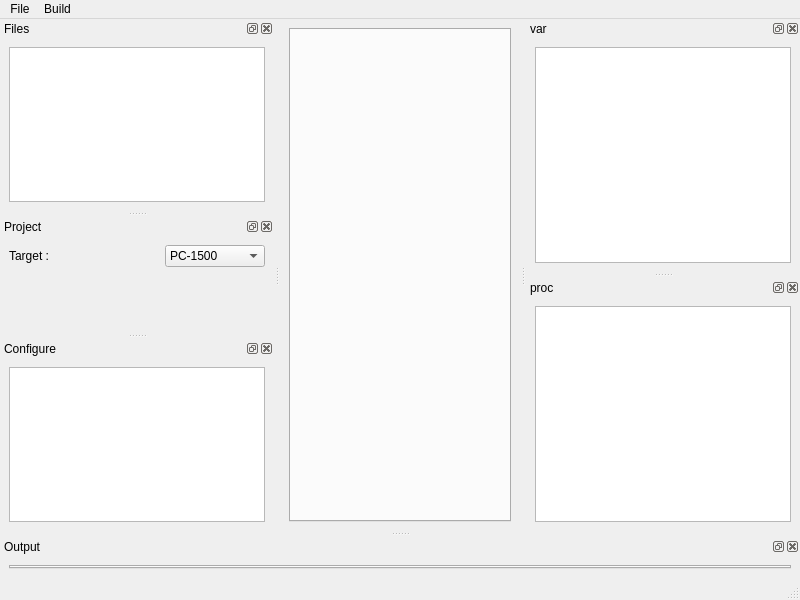
TheProjecter/pockemul, file ui/windowide.ui: the form before one commit.
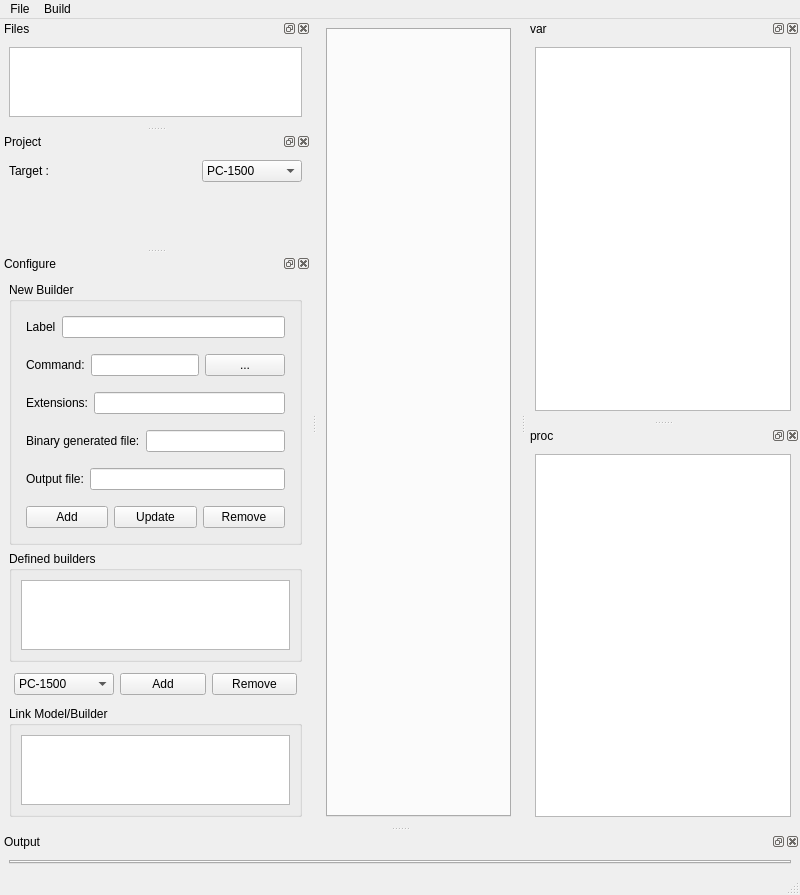
The form after the commit. Icons and pictures are not drawn.

What changed in the file:
```diff
--- a/ui/windowide.ui
+++ b/ui/windowide.ui
@@ -7,7 +7,7 @@
     <x>0</x>
     <y>0</y>
     <width>800</width>
-    <height>600</height>
+    <height>701</height>
    </rect>
   </property>
   <property name="windowTitle">
@@ -332,7 +332,344 @@
    <widget class="QWidget" name="dockWidgetContents_6">
     <layout class="QVBoxLayout" name="verticalLayout_5">
      <item>
-      <widget class="QListWidget" name="listWidget"/>
+      <widget class="QGroupBox" name="groupBox">
+       <property name="toolTip">
+        <string>&lt;html&gt;&lt;head/&gt;&lt;body&gt;&lt;p&gt;$1 : source filename&lt;/p&gt;&lt;p&gt;$2: source filename without extension&lt;/p&gt;&lt;/body&gt;&lt;/html&gt;</string>
+       </property>
+       <property name="title">
+        <string>New Builder</string>
+       </property>
+       <layout class="QVBoxLayout" name="verticalLayout_6">
+        <item>
+         <layout class="QHBoxLayout" name="horizontalLayout_12">
+          <property name="leftMargin">
+           <number>5</number>
+          </property>
+          <property name="topMargin">
+           <number>5</number>
+          </property>
+          <property name="rightMargin">
+           <number>5</number>
+          </property>
+          <property name="bottomMargin">
+           <number>5</number>
+          </property>
+          <item>
+           <widget class="QLabel" name="label_6">
+            <property name="text">
+             <string>Label</string>
+            </property>
+           </widget>
+          </item>
+          <item>
+           <widget class="QLineEdit" name="leNewBuilderTitle"/>
+          </item>
+         </layout>
+        </item>
+        <item>
+         <layout class="QHBoxLayout" name="horizontalLayout_5">
+          <property name="leftMargin">
+           <number>5</number>
+          </property>
+          <property name="topMargin">
+           <number>5</number>
+          </property>
+          <property name="rightMargin">
+           <number>5</number>
+          </property>
+          <property name="bottomMargin">
+           <number>5</number>
+          </property>
+          <item>
+           <widget class="QLabel" name="label">
+            <property name="text">
+             <string>Command:</string>
+            </property>
+           </widget>
+          </item>
+          <item>
+           <widget class="QLineEdit" name="leNewBuilderFileName"/>
+          </item>
+          <item>
+           <widget class="QPushButton" name="pbOpenBuider">
+            <property name="text">
+             <string>...</string>
+            </property>
+           </widget>
+          </item>
+         </layout>
+        </item>
+        <item>
+         <layout class="QHBoxLayout" name="horizontalLayout_7">
+          <property name="leftMargin">
+           <number>5</number>
+          </property>
+          <property name="topMargin">
+           <number>5</number>
+          </property>
+          <property name="rightMargin">
+           <number>5</number>
+          </property>
+          <property name="bottomMargin">
+           <number>5</number>
+          </property>
+          <item>
+           <widget class="QLabel" name="label_3">
+            <property name="text">
+             <string>Extensions:</string>
+            </property>
+           </widget>
+          </item>
+          <item>
+           <widget class="QLineEdit" name="leNewBuilderExt"/>
+          </item>
+         </layout>
+        </item>
+        <item>
+         <layout class="QHBoxLayout" name="horizontalLayout_10">
+          <property name="leftMargin">
+           <number>5</number>
+          </property>
+          <property name="topMargin">
+           <number>5</number>
+          </property>
+          <property name="rightMargin">
+           <number>5</number>
+          </property>
+          <property name="bottomMargin">
+           <number>5</number>
+          </property>
+          <item>
+           <widget class="QLabel" name="label_4">
+            <property name="text">
+             <string>Binary generated file:</string>
+            </property>
+           </widget>
+          </item>
+          <item>
+           <widget class="QLineEdit" name="leNewBuilderBinFiles"/>
+          </item>
+         </layout>
+        </item>
+        <item>
+         <layout class="QHBoxLayout" name="horizontalLayout_11">
+          <property name="leftMargin">
+           <number>5</number>
+          </property>
+          <property name="topMargin">
+           <number>5</number>
+          </property>
+          <property name="rightMargin">
+           <number>5</number>
+          </property>
+          <property name="bottomMargin">
+           <number>5</number>
+          </property>
+          <item>
+           <widget class="QLabel" name="label_5">
+            <property name="text">
+             <string>Output file:</string>
+            </property>
+           </widget>
+          </item>
+          <item>
+           <widget class="QLineEdit" name="leNewBuilderOutput"/>
+          </item>
+         </layout>
+        </item>
+        <item>
+         <layout class="QHBoxLayout" name="horizontalLayout_9">
+          <property name="leftMargin">
+           <number>5</number>
+          </property>
+          <property name="topMargin">
+           <number>5</number>
+          </property>
+          <property name="rightMargin">
+           <number>5</number>
+          </property>
+          <property name="bottomMargin">
+           <number>5</number>
+          </property>
+          <item>
+           <widget class="QPushButton" name="pbNBAdd">
+            <property name="text">
+             <string>Add</string>
+            </property>
+           </widget>
+          </item>
+          <item>
+           <widget class="QPushButton" name="pbNBUpdate">
+            <property name="text">
+             <string>Update</string>
+            </property>
+           </widget>
+          </item>
+          <item>
+           <widget class="QPushButton" name="pbNBRemove">
+            <property name="text">
+             <string>Remove</string>
+            </property>
+           </widget>
+          </item>
+         </layout>
+        </item>
+       </layout>
+      </widget>
+     </item>
+     <item>
+      <widget class="QGroupBox" name="groupBox_2">
+       <property name="title">
+        <string>Defined builders</string>
+       </property>
+       <layout class="QVBoxLayout" name="verticalLayout_7">
+        <item>
+         <widget class="QListWidget" name="lwBuilders"/>
+        </item>
+       </layout>
+      </widget>
+     </item>
+     <item>
+      <layout class="QHBoxLayout" name="horizontalLayout_8">
+       <property name="leftMargin">
+        <number>5</number>
+       </property>
+       <property name="topMargin">
+        <number>5</number>
+       </property>
+       <property name="rightMargin">
+        <number>5</number>
+       </property>
+       <property name="bottomMargin">
+        <number>5</number>
+       </property>
+       <item>
+        <widget class="QComboBox" name="targetComboBox_2">
+         <property name="minimumSize">
+          <size>
+           <width>100</width>
+           <height>20</height>
+          </size>
+         </property>
+         <item>
+          <property name="text">
+           <string>PC-1500</string>
+          </property>
+          <property name="icon">
+           <iconset resource="../resources/pc1500.qrc">
+            <normaloff>:/pc1500/pc1500.png</normaloff>:/pc1500/pc1500.png</iconset>
+          </property>
+         </item>
+         <item>
+          <property name="text">
+           <string>PC-1350</string>
+          </property>
+          <property name="icon">
+           <iconset resource="../resources/pc1350.qrc">
+            <normaloff>:/pc1350/pc1350.png</normaloff>:/pc1350/pc1350.png</iconset>
+          </property>
+         </item>
+         <item>
+          <property name="text">
+           <string>PC-1250</string>
+          </property>
+          <property name="icon">
+           <iconset resource="../resources/pc1250.qrc">
+            <normaloff>:/pc1250/pc1250.png</normaloff>:/pc1250/pc1250.png</iconset>
+          </property>
+         </item>
+         <item>
+          <property name="text">
+           <string>PC-1251</string>
+          </property>
+          <property name="icon">
+           <iconset resource="../resources/pc1251.qrc">
+            <normaloff>:/pc1251/pc1251.png</normaloff>:/pc1251/pc1251.png</iconset>
+          </property>
+         </item>
+         <item>
+          <property name="text">
+           <string>PC-1255</string>
+          </property>
+          <property name="icon">
+           <iconset>
+            <normaloff>:/pc1255/pc1255.jpg</normaloff>:/pc1255/pc1255.jpg</iconset>
+          </property>
+         </item>
+         <item>
+          <property name="text">
+           <string>PC-1260</string>
+          </property>
+          <property name="icon">
+           <iconset>
+            <normaloff>:/pc1260/pc1260.jpg</normaloff>:/pc1260/pc1260.jpg</iconset>
+          </property>
+         </item>
+         <item>
+          <property name="text">
+           <string>PC-1261</string>
+          </property>
+          <property name="icon">
+           <iconset>
+            <normaloff>:/pc1261/pc1261.jpg</normaloff>:/pc1261/pc1261.jpg</iconset>
+          </property>
+         </item>
+         <item>
+          <property name="text">
+           <string>PC-1262</string>
+          </property>
+          <property name="icon">
+           <iconset>
+            <normaloff>:/pc1262/pc1262.jpg</normaloff>:/pc1262/pc1262.jpg</iconset>
+          </property>
+         </item>
+         <item>
+          <property name="text">
+           <string>PC-1360</string>
+          </property>
+          <property name="icon">
+           <iconset>
+            <normaloff>:/pc1360/pc1360.jpg</normaloff>:/pc1360/pc1360.jpg</iconset>
+          </property>
+         </item>
+         <item>
+          <property name="text">
+           <string>PC-1475</string>
+          </property>
+          <property name="icon">
+           <iconset>
+            <normaloff>:/pc1475/pc1475.jpg</normaloff>:/pc1475/pc1475.jpg</iconset>
+          </property>
+         </item>
+        </widget>
+       </item>
+       <item>
+        <widget class="QPushButton" name="pushButton_3">
+         <property name="text">
+          <string>Add</string>
+         </property>
+        </widget>
+       </item>
+       <item>
+        <widget class="QPushButton" name="pushButton_4">
+         <property name="text">
+          <string>Remove</string>
+         </property>
+        </widget>
+       </item>
+      </layout>
+     </item>
+     <item>
+      <widget class="QGroupBox" name="groupBox_3">
+       <property name="title">
+        <string>Link Model/Builder</string>
+       </property>
+       <layout class="QVBoxLayout" name="verticalLayout_8">
+        <item>
+         <widget class="QListWidget" name="listWidget_2"/>
+        </item>
+       </layout>
+      </widget>
      </item>
     </layout>
    </widget>
```
